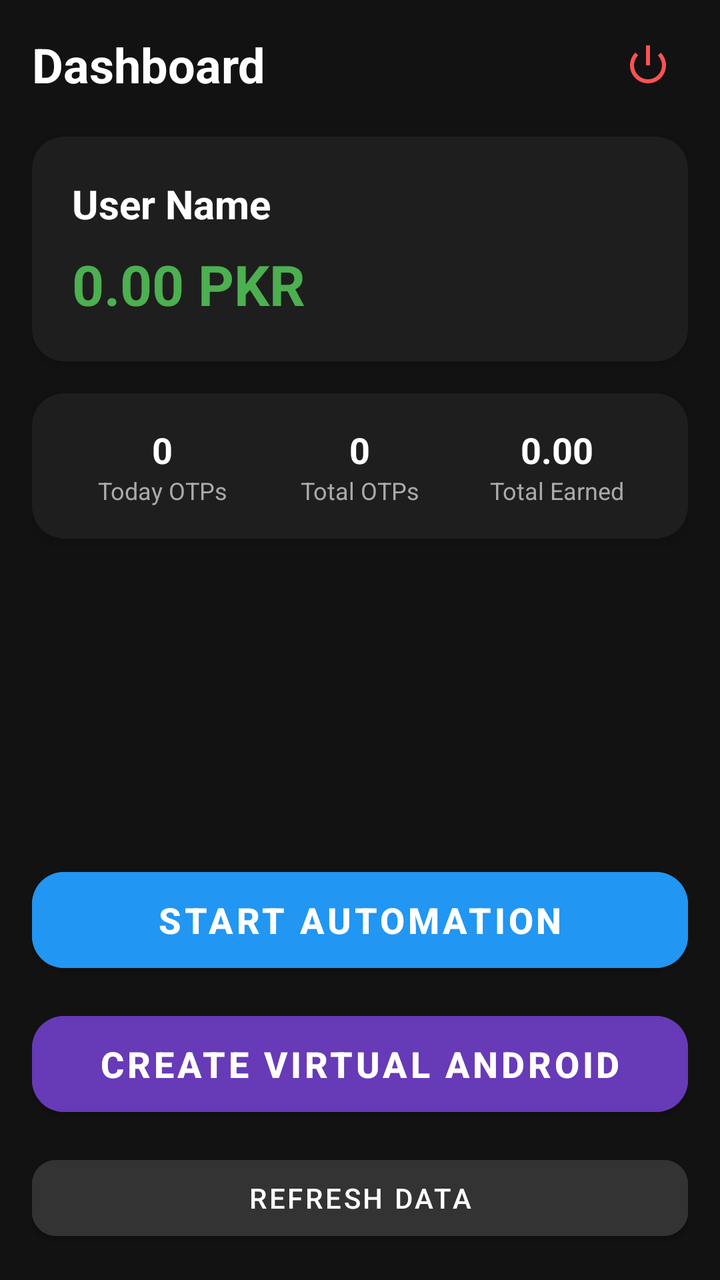
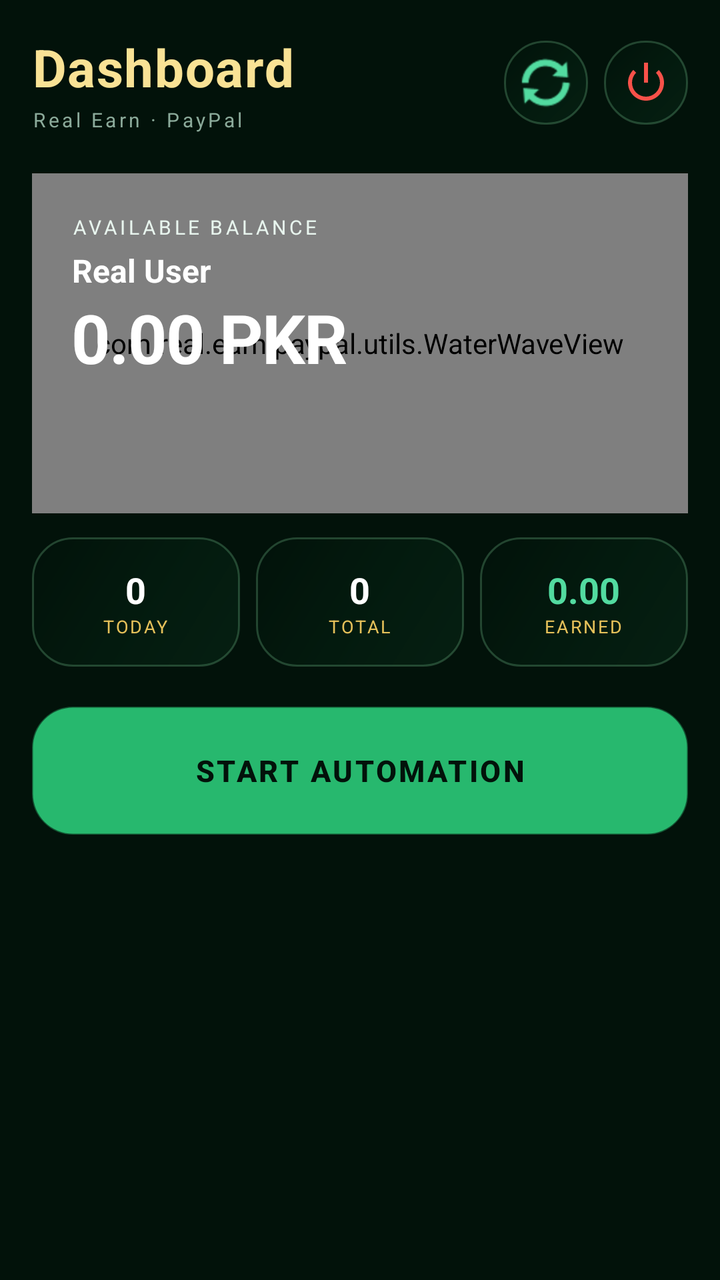

Screens rendered from an Android XML layout before and after an edit, with the pre-edit source and the edit as a unified diff.
<!-- AndroidManifest.xml: activity theme Theme.RealEarnPayPal -->
<!-- res/layout/activity_dashboard.xml -->
<?xml version="1.0" encoding="utf-8"?>
<androidx.constraintlayout.widget.ConstraintLayout xmlns:android="http://schemas.android.com/apk/res/android"
    xmlns:app="http://schemas.android.com/apk/res-auto"
    android:layout_width="match_parent"
    android:layout_height="match_parent"
    android:background="#121212"
    android:padding="16dp">

    
    <TextView
        android:id="@+id/tvTitle"
        android:layout_width="wrap_content"
        android:layout_height="wrap_content"
        android:text="Dashboard"
        android:textColor="@android:color/white"
        android:textSize="24sp"
        android:textStyle="bold"
        app:layout_constraintStart_toStartOf="parent"
        app:layout_constraintTop_toTopOf="parent" />

    <ImageButton
        android:id="@+id/btnLogout"
        android:layout_width="40dp"
        android:layout_height="40dp"
        android:background="?attr/selectableItemBackgroundBorderless"
        android:src="@android:drawable/ic_lock_power_off"
        app:layout_constraintBottom_toBottomOf="@id/tvTitle"
        app:layout_constraintEnd_toEndOf="parent"
        app:layout_constraintTop_toTopOf="@id/tvTitle"
        app:tint="#FF5252" />

    
    <androidx.cardview.widget.CardView
        android:id="@+id/cardUserInfo"
        android:layout_width="match_parent"
        android:layout_height="wrap_content"
        android:layout_marginTop="20dp"
        app:cardBackgroundColor="#1E1E1E"
        app:cardCornerRadius="16dp"
        app:cardElevation="4dp"
        app:layout_constraintTop_toBottomOf="@id/tvTitle">

        <LinearLayout
            android:layout_width="match_parent"
            android:layout_height="wrap_content"
            android:orientation="vertical"
            android:padding="20dp">

            <TextView
                android:id="@+id/tvName"
                android:layout_width="wrap_content"
                android:layout_height="wrap_content"
                android:text="User Name"
                android:textColor="@android:color/white"
                android:textSize="20sp"
                android:textStyle="bold" />

            <TextView
                android:id="@+id/tvBalance"
                android:layout_width="wrap_content"
                android:layout_height="wrap_content"
                android:layout_marginTop="8dp"
                android:text="0.00 PKR"
                android:textColor="#4CAF50"
                android:textSize="28sp"
                android:textStyle="bold" />
        </LinearLayout>
    </androidx.cardview.widget.CardView>

    
    <androidx.cardview.widget.CardView
        android:id="@+id/cardStats"
        android:layout_width="match_parent"
        android:layout_height="wrap_content"
        android:layout_marginTop="16dp"
        app:cardBackgroundColor="#1E1E1E"
        app:cardCornerRadius="16dp"
        app:cardElevation="4dp"
        app:layout_constraintTop_toBottomOf="@id/cardUserInfo">

        <LinearLayout
            android:layout_width="match_parent"
            android:layout_height="wrap_content"
            android:orientation="horizontal"
            android:padding="16dp"
            android:weightSum="3">

            <LinearLayout
                android:layout_width="0dp"
                android:layout_height="wrap_content"
                android:layout_weight="1"
                android:gravity="center"
                android:orientation="vertical">
                <TextView
                    android:id="@+id/tvTodayOtps"
                    android:layout_width="wrap_content"
                    android:layout_height="wrap_content"
                    android:text="0"
                    android:textColor="@android:color/white"
                    android:textSize="18sp"
                    android:textStyle="bold" />
                <TextView
                    android:layout_width="wrap_content"
                    android:layout_height="wrap_content"
                    android:text="Today OTPs"
                    android:textColor="#AAAAAA"
                    android:textSize="12sp" />
            </LinearLayout>

            <LinearLayout
                android:layout_width="0dp"
                android:layout_height="wrap_content"
                android:layout_weight="1"
                android:gravity="center"
                android:orientation="vertical">
                <TextView
                    android:id="@+id/tvTotalOtps"
                    android:layout_width="wrap_content"
                    android:layout_height="wrap_content"
                    android:text="0"
                    android:textColor="@android:color/white"
                    android:textSize="18sp"
                    android:textStyle="bold" />
                <TextView
                    android:layout_width="wrap_content"
                    android:layout_height="wrap_content"
                    android:text="Total OTPs"
                    android:textColor="#AAAAAA"
                    android:textSize="12sp" />
            </LinearLayout>

            <LinearLayout
                android:layout_width="0dp"
                android:layout_height="wrap_content"
                android:layout_weight="1"
                android:gravity="center"
                android:orientation="vertical">
                <TextView
                    android:id="@+id/tvTotalEarned"
                    android:layout_width="wrap_content"
                    android:layout_height="wrap_content"
                    android:text="0.00"
                    android:textColor="@android:color/white"
                    android:textSize="18sp"
                    android:textStyle="bold" />
                <TextView
                    android:layout_width="wrap_content"
                    android:layout_height="wrap_content"
                    android:text="Total Earned"
                    android:textColor="#AAAAAA"
                    android:textSize="12sp" />
            </LinearLayout>
        </LinearLayout>
    </androidx.cardview.widget.CardView>

    
    <LinearLayout
        android:layout_width="match_parent"
        android:layout_height="wrap_content"
        android:orientation="vertical"
        app:layout_constraintBottom_toBottomOf="parent">

        
        <Button
            android:id="@+id/btnStartAutomation"
            android:layout_width="match_parent"
            android:layout_height="60dp"
            android:backgroundTint="#2196F3"
            android:text="Start Automation"
            android:textColor="@android:color/white"
            android:textSize="18sp"
            android:textStyle="bold"
            app:cornerRadius="16dp" />

        
        <Button
            android:id="@+id/btnVirtualProfile"
            android:layout_width="match_parent"
            android:layout_height="60dp"
            android:layout_marginTop="12dp"
            android:backgroundTint="#673AB7"
            android:text="Create Virtual Android"
            android:textColor="@android:color/white"
            android:textSize="18sp"
            android:textStyle="bold"
            app:cornerRadius="16dp" />

        
        <Button
            android:id="@+id/btnRefresh"
            android:layout_width="match_parent"
            android:layout_height="50dp"
            android:layout_marginTop="12dp"
            android:backgroundTint="#333333"
            android:text="Refresh Data"
            android:textColor="@android:color/white"
            app:cornerRadius="12dp" />

    </LinearLayout>

</androidx.constraintlayout.widget.ConstraintLayout>
<!-- resources referenced by this layout -->
<resources>
  <style name="Theme.RealEarnPayPal" parent="Theme.MaterialComponents.NoActionBar">
          <item name="colorPrimary">@color/vip_emerald</item>
          <item name="colorPrimaryVariant">@color/vip_emerald_dark</item>
          <item name="colorOnPrimary">@color/white</item>
          <item name="colorSecondary">@color/vip_gold</item>
          <item name="colorOnSecondary">@color/black</item>
          <item name="android:statusBarColor">@color/bg_dark</item>
          <item name="android:navigationBarColor">@color/bg_dark</item>
          <item name="android:windowBackground">@color/bg_dark</item>
          <item name="android:textColorPrimary">@color/text_light</item>
          <item name="android:textColorSecondary">@color/text_dim</item>
      </style>
  <color name="vip_emerald">#FF27B86E</color>
  <color name="vip_emerald_dark">#FF168A50</color>
  <color name="white">#FFFFFFFF</color>
  <color name="vip_gold">#FFE6C15A</color>
  <color name="black">#FF000000</color>
  <color name="bg_dark">#FF02120A</color>
  <color name="text_light">#FFE8F5EE</color>
  <color name="text_dim">#FF8BAA9A</color>
</resources>

<!-- the commit's change to res/layout/activity_dashboard.xml (unified diff, before → after) -->
@@ -1,201 +1,236 @@
 <?xml version="1.0" encoding="utf-8"?>
-<androidx.constraintlayout.widget.ConstraintLayout xmlns:android="http://schemas.android.com/apk/res/android"
+<androidx.core.widget.NestedScrollView xmlns:android="http://schemas.android.com/apk/res/android"
     xmlns:app="http://schemas.android.com/apk/res-auto"
     android:layout_width="match_parent"
     android:layout_height="match_parent"
-    android:background="#121212"
-    android:padding="16dp">
-
-    
-    <TextView
-        android:id="@+id/tvTitle"
-        android:layout_width="wrap_content"
-        android:layout_height="wrap_content"
-        android:text="Dashboard"
-        android:textColor="@android:color/white"
-        android:textSize="24sp"
-        android:textStyle="bold"
-        app:layout_constraintStart_toStartOf="parent"
-        app:layout_constraintTop_toTopOf="parent" />
-
-    <ImageButton
-        android:id="@+id/btnLogout"
-        android:layout_width="40dp"
-        android:layout_height="40dp"
-        android:background="?attr/selectableItemBackgroundBorderless"
-        android:src="@android:drawable/ic_lock_power_off"
-        app:layout_constraintBottom_toBottomOf="@id/tvTitle"
-        app:layout_constraintEnd_toEndOf="parent"
-        app:layout_constraintTop_toTopOf="@id/tvTitle"
-        app:tint="#FF5252" />
-
-    
-    <androidx.cardview.widget.CardView
-        android:id="@+id/cardUserInfo"
-        android:layout_width="match_parent"
-        android:layout_height="wrap_content"
-        android:layout_marginTop="20dp"
-        app:cardBackgroundColor="#1E1E1E"
-        app:cardCornerRadius="16dp"
-        app:cardElevation="4dp"
-        app:layout_constraintTop_toBottomOf="@id/tvTitle">
-
-        <LinearLayout
-            android:layout_width="match_parent"
-            android:layout_height="wrap_content"
-            android:orientation="vertical"
-            android:padding="20dp">
-
-            <TextView
-                android:id="@+id/tvName"
-                android:layout_width="wrap_content"
-                android:layout_height="wrap_content"
-                android:text="User Name"
-                android:textColor="@android:color/white"
-                android:textSize="20sp"
-                android:textStyle="bold" />
-
-            <TextView
-                android:id="@+id/tvBalance"
-                android:layout_width="wrap_content"
-                android:layout_height="wrap_content"
-                android:layout_marginTop="8dp"
-                android:text="0.00 PKR"
-                android:textColor="#4CAF50"
-                android:textSize="28sp"
-                android:textStyle="bold" />
-        </LinearLayout>
-    </androidx.cardview.widget.CardView>
-
-    
-    <androidx.cardview.widget.CardView
-        android:id="@+id/cardStats"
-        android:layout_width="match_parent"
-        android:layout_height="wrap_content"
-        android:layout_marginTop="16dp"
-        app:cardBackgroundColor="#1E1E1E"
-        app:cardCornerRadius="16dp"
-        app:cardElevation="4dp"
-        app:layout_constraintTop_toBottomOf="@id/cardUserInfo">
-
-        <LinearLayout
-            android:layout_width="match_parent"
-            android:layout_height="wrap_content"
-            android:orientation="horizontal"
-            android:padding="16dp"
-            android:weightSum="3">
-
-            <LinearLayout
-                android:layout_width="0dp"
-                android:layout_height="wrap_content"
-                android:layout_weight="1"
-                android:gravity="center"
-                android:orientation="vertical">
-                <TextView
-                    android:id="@+id/tvTodayOtps"
-                    android:layout_width="wrap_content"
-                    android:layout_height="wrap_content"
-                    android:text="0"
-                    android:textColor="@android:color/white"
-                    android:textSize="18sp"
-                    android:textStyle="bold" />
-                <TextView
-                    android:layout_width="wrap_content"
-                    android:layout_height="wrap_content"
-                    android:text="Today OTPs"
-                    android:textColor="#AAAAAA"
-                    android:textSize="12sp" />
-            </LinearLayout>
-
-            <LinearLayout
-                android:layout_width="0dp"
-                android:layout_height="wrap_content"
-                android:layout_weight="1"
-                android:gravity="center"
-                android:orientation="vertical">
-                <TextView
-                    android:id="@+id/tvTotalOtps"
-                    android:layout_width="wrap_content"
-                    android:layout_height="wrap_content"
-                    android:text="0"
-                    android:textColor="@android:color/white"
-                    android:textSize="18sp"
-                    android:textStyle="bold" />
-                <TextView
-                    android:layout_width="wrap_content"
-                    android:layout_height="wrap_content"
-                    android:text="Total OTPs"
-                    android:textColor="#AAAAAA"
-                    android:textSize="12sp" />
-            </LinearLayout>
-
-            <LinearLayout
-                android:layout_width="0dp"
-                android:layout_height="wrap_content"
-                android:layout_weight="1"
-                android:gravity="center"
-                android:orientation="vertical">
-                <TextView
-                    android:id="@+id/tvTotalEarned"
-                    android:layout_width="wrap_content"
-                    android:layout_height="wrap_content"
-                    android:text="0.00"
-                    android:textColor="@android:color/white"
-                    android:textSize="18sp"
-                    android:textStyle="bold" />
-                <TextView
-                    android:layout_width="wrap_content"
-                    android:layout_height="wrap_content"
-                    android:text="Total Earned"
-                    android:textColor="#AAAAAA"
-                    android:textSize="12sp" />
-            </LinearLayout>
-        </LinearLayout>
-    </androidx.cardview.widget.CardView>
-
-    
+    android:background="@color/bg_dark"
+    android:fillViewport="true">
+
     <LinearLayout
         android:layout_width="match_parent"
         android:layout_height="wrap_content"
         android:orientation="vertical"
-        app:layout_constraintBottom_toBottomOf="parent">
+        android:padding="16dp">
+
+        
+        <LinearLayout
+            android:layout_width="match_parent"
+            android:layout_height="wrap_content"
+            android:orientation="horizontal"
+            android:gravity="center_vertical"
+            android:paddingBottom="12dp">
+
+            <LinearLayout
+                android:layout_width="0dp"
+                android:layout_height="wrap_content"
+                android:layout_weight="1"
+                android:orientation="vertical">
+
+                <TextView
+                    android:layout_width="wrap_content"
+                    android:layout_height="wrap_content"
+                    android:text="Dashboard"
+                    android:textColor="@color/vip_gold_light"
+                    android:textSize="26sp"
+                    android:textStyle="bold"
+                    android:letterSpacing="0.02" />
+
+                <TextView
+                    android:layout_width="wrap_content"
+                    android:layout_height="wrap_content"
+                    android:layout_marginTop="2dp"
+                    android:text="Real Earn · PayPal"
+                    android:textColor="@color/text_dim"
+                    android:textSize="10sp"
+                    android:letterSpacing="0.15" />
+            </LinearLayout>
+
+            <ImageButton
+                android:id="@+id/btnRefresh"
+                android:layout_width="42dp"
+                android:layout_height="42dp"
+                android:layout_marginEnd="8dp"
+                android:background="@drawable/bg_vip_card"
+                android:padding="10dp"
+                android:src="@android:drawable/ic_popup_sync"
+                app:tint="@color/vip_emerald_light"
+                android:contentDescription="Refresh" />
+
+            <ImageButton
+                android:id="@+id/btnLogout"
+                android:layout_width="42dp"
+                android:layout_height="42dp"
+                android:background="@drawable/bg_vip_card"
+                android:padding="10dp"
+                android:src="@android:drawable/ic_lock_power_off"
+                app:tint="@color/error_red"
+                android:contentDescription="Logout" />
+        </LinearLayout>
+
+        
+        <FrameLayout
+            android:layout_width="match_parent"
+            android:layout_height="170dp"
+            android:layout_marginTop="8dp">
+
+            <View
+                android:layout_width="match_parent"
+                android:layout_height="match_parent"
+                android:background="@drawable/bg_vip_shizuku_card" />
+
+            <com.real.earn.paypal.utils.WaterWaveView
+                android:layout_width="match_parent"
+                android:layout_height="match_parent" />
+
+            <LinearLayout
+                android:layout_width="match_parent"
+                android:layout_height="match_parent"
+                android:orientation="vertical"
+                android:padding="20dp">
+
+                <TextView
+                    android:layout_width="wrap_content"
+                    android:layout_height="wrap_content"
+                    android:text="AVAILABLE BALANCE"
+                    android:textColor="@color/text_light"
+                    android:textSize="10sp"
+                    android:letterSpacing="0.15" />
+
+                <TextView
+                    android:id="@+id/tvName"
+                    android:layout_width="wrap_content"
+                    android:layout_height="wrap_content"
+                    android:layout_marginTop="4dp"
+                    android:text="Real User"
+                    android:textColor="@color/white"
+                    android:textSize="16sp"
+                    android:textStyle="bold" />
+
+                <TextView
+                    android:id="@+id/tvBalance"
+                    android:layout_width="wrap_content"
+                    android:layout_height="wrap_content"
+                    android:layout_marginTop="auto"
+                    android:text="0.00 PKR"
+                    android:textColor="@color/white"
+                    android:textSize="34sp"
+                    android:textStyle="bold"
+                    android:letterSpacing="-0.02" />
+            </LinearLayout>
+        </FrameLayout>
+
+        
+        <LinearLayout
+            android:layout_width="match_parent"
+            android:layout_height="wrap_content"
+            android:orientation="horizontal"
+            android:layout_marginTop="12dp">
+
+            <LinearLayout
+                android:layout_width="0dp"
+                android:layout_height="wrap_content"
+                android:layout_weight="1"
+                android:background="@drawable/bg_vip_card"
+                android:orientation="vertical"
+                android:padding="14dp"
+                android:layout_marginEnd="4dp"
+                android:gravity="center">
+
+                <TextView
+                    android:id="@+id/tvTodayOtps"
+                    android:layout_width="wrap_content"
+                    android:layout_height="wrap_content"
+                    android:text="0"
+                    android:textColor="@color/white"
+                    android:textSize="18sp"
+                    android:textStyle="bold" />
+
+                <TextView
+                    android:layout_width="wrap_content"
+                    android:layout_height="wrap_content"
+                    android:text="TODAY"
+                    android:textColor="@color/vip_gold"
+                    android:textSize="9sp"
+                    android:letterSpacing="0.1" />
+            </LinearLayout>
+
+            <LinearLayout
+                android:layout_width="0dp"
+                android:layout_height="wrap_content"
+                android:layout_weight="1"
+                android:background="@drawable/bg_vip_card"
+                android:orientation="vertical"
+                android:padding="14dp"
+                android:layout_marginHorizontal="4dp"
+                android:gravity="center">
+
+                <TextView
+                    android:id="@+id/tvTotalOtps"
+                    android:layout_width="wrap_content"
+                    android:layout_height="wrap_content"
+                    android:text="0"
+                    android:textColor="@color/white"
+                    android:textSize="18sp"
+                    android:textStyle="bold" />
+
+                <TextView
+                    android:layout_width="wrap_content"
+                    android:layout_height="wrap_content"
+                    android:text="TOTAL"
+                    android:textColor="@color/vip_gold"
+                    android:textSize="9sp"
+                    android:letterSpacing="0.1" />
+            </LinearLayout>
+
+            <LinearLayout
+                android:layout_width="0dp"
+                android:layout_height="wrap_content"
+                android:layout_weight="1"
+                android:background="@drawable/bg_vip_card"
+                android:orientation="vertical"
+                android:padding="14dp"
+                android:layout_marginStart="4dp"
+                android:gravity="center">
+
+                <TextView
+                    android:id="@+id/tvTotalEarned"
+                    android:layout_width="wrap_content"
+                    android:layout_height="wrap_content"
+                    android:text="0.00"
+                    android:textColor="@color/vip_emerald_light"
+                    android:textSize="18sp"
+                    android:textStyle="bold" />
+
+                <TextView
+                    android:layout_width="wrap_content"
+                    android:layout_height="wrap_content"
+                    android:text="EARNED"
+                    android:textColor="@color/vip_gold"
+                    android:textSize="9sp"
+                    android:letterSpacing="0.1" />
+            </LinearLayout>
+        </LinearLayout>
+
+        
+        <Button
+            android:id="@+id/btnVirtualProfile"
+            android:layout_width="match_parent"
+            android:layout_height="0dp"
+            android:visibility="gone" />
 
         
         <Button
             android:id="@+id/btnStartAutomation"
             android:layout_width="match_parent"
-            android:layout_height="60dp"
-            android:backgroundTint="#2196F3"
-            android:text="Start Automation"
-            android:textColor="@android:color/white"
-            android:textSize="18sp"
+            android:layout_height="64dp"
+            android:layout_marginTop="20dp"
+            android:background="@drawable/bg_vip_button_primary"
+            android:text="START AUTOMATION"
+            android:textColor="@color/bg_dark"
+            android:textSize="15sp"
             android:textStyle="bold"
-            app:cornerRadius="16dp" />
-
-        
-        <Button
-            android:id="@+id/btnVirtualProfile"
-            android:layout_width="match_parent"
-            android:layout_height="60dp"
-            android:layout_marginTop="12dp"
-            android:backgroundTint="#673AB7"
-            android:text="Create Virtual Android"
-            android:textColor="@android:color/white"
-            android:textSize="18sp"
-            android:textStyle="bold"
-            app:cornerRadius="16dp" />
-
-        
-        <Button
-            android:id="@+id/btnRefresh"
-            android:layout_width="match_parent"
-            android:layout_height="50dp"
-            android:layout_marginTop="12dp"
-            android:backgroundTint="#333333"
-            android:text="Refresh Data"
-            android:textColor="@android:color/white"
-            app:cornerRadius="12dp" />
+            android:letterSpacing="0.08"
+            android:stateListAnimator="@null" />
 
     </LinearLayout>
-
-</androidx.constraintlayout.widget.ConstraintLayout>
+</androidx.core.widget.NestedScrollView>
<!-- resource entries referenced after the edit -->
@@ -15,10 +15,46 @@
   <color name="vip_emerald">#FF27B86E</color>
   <color name="vip_emerald_dark">#FF168A50</color>
   <color name="white">#FFFFFFFF</color>
+  <!-- drawable bg_vip_button_primary (drawable) -->
+  <?xml version="1.0" encoding="utf-8"?>
+  <shape xmlns:android="http://schemas.android.com/apk/res/android" android:shape="rectangle">
+      <gradient
+          android:startColor="#27B86E"
+          android:centerColor="#52DBA0"
+          android:endColor="#27B86E"
+          android:angle="135" />
+      <corners android:radius="20dp" />
+      <stroke android:width="1dp" android:color="#66FFFFFF" />
+  </shape>
+  <!-- drawable bg_vip_card (drawable) -->
+  <?xml version="1.0" encoding="utf-8"?>
+  <shape xmlns:android="http://schemas.android.com/apk/res/android" android:shape="rectangle">
+      <gradient
+          android:startColor="#061F12"
+          android:centerColor="#031A0E"
+          android:endColor="#02120A"
+          android:angle="135" />
+      <corners android:radius="20dp" />
+      <stroke android:width="1dp" android:color="#4082DBA0" />
+  </shape>
+  <!-- drawable bg_vip_shizuku_card (drawable) -->
+  <?xml version="1.0" encoding="utf-8"?>
+  <shape xmlns:android="http://schemas.android.com/apk/res/android" android:shape="rectangle">
+      <gradient
+          android:startColor="#1A6B3D"
+          android:centerColor="#0B4F2D"
+          android:endColor="#061F12"
+          android:angle="135" />
+      <corners android:radius="20dp" />
+      <stroke android:width="1.5dp" android:color="#CCE6C15A" />
+  </shape>
   <color name="vip_gold">#FFE6C15A</color>
+  <color name="vip_gold_light">#FFF9E295</color>
   <color name="black">#FF000000</color>
   <color name="bg_dark">#FF02120A</color>
+  <color name="error_red">#FFF85149</color>
   <color name="text_light">#FFE8F5EE</color>
+  <color name="vip_emerald_light">#FF52DBA0</color>
   <color name="text_dim">#FF8BAA9A</color>
 </resources>
 
